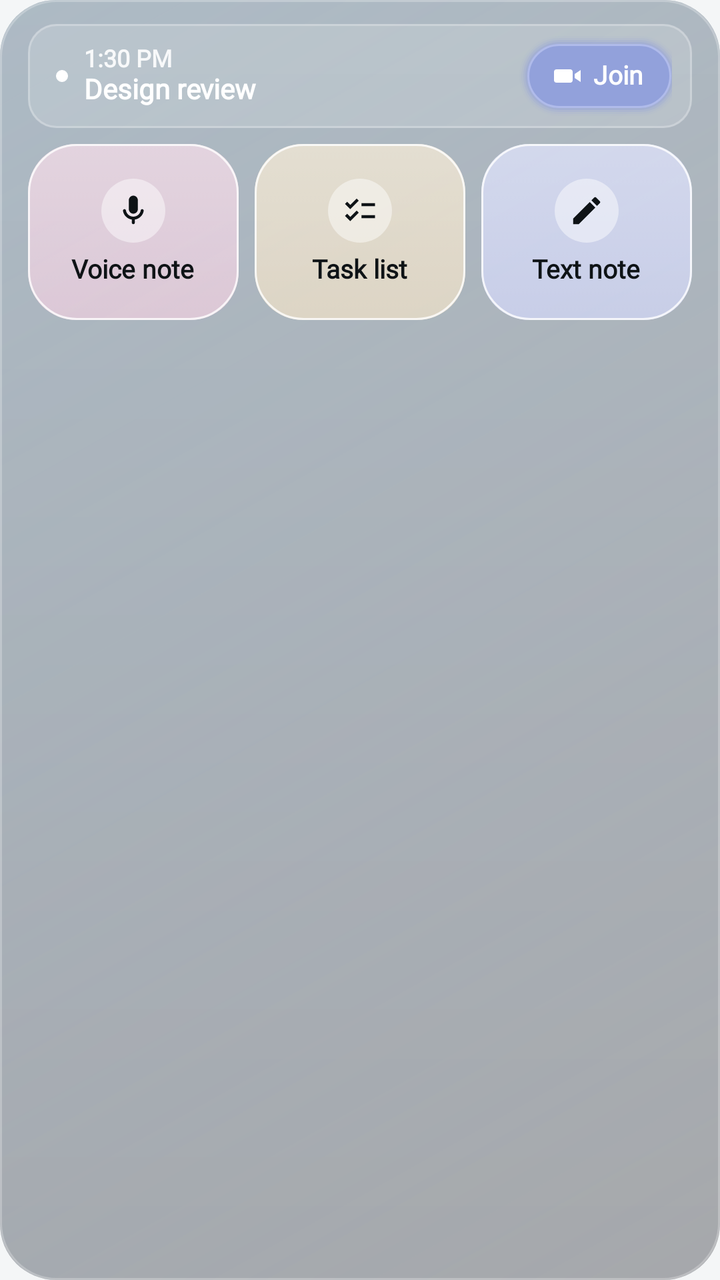
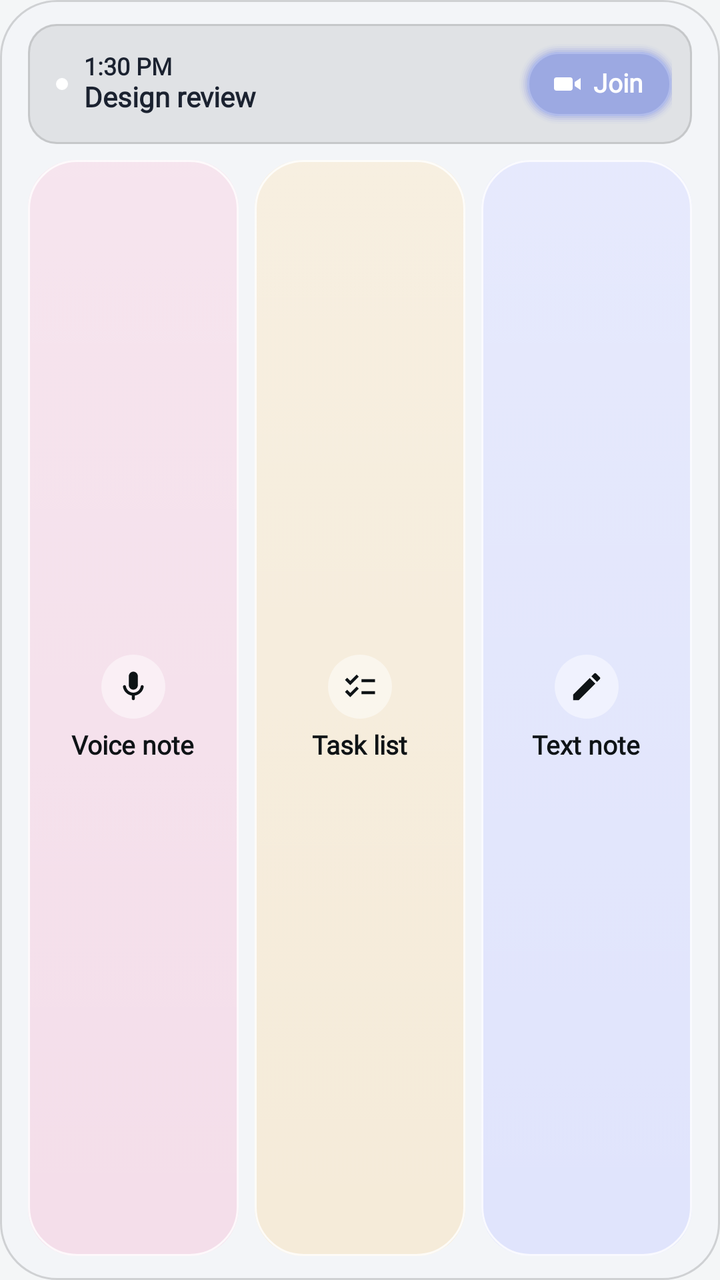

The first picture is an Android layout as it rendered before a commit; the second is the same layout after the commit. The layout source and the unified diff follow.
<!-- AndroidManifest.xml: application theme Theme.Plait -->
<!-- res/layout/widget_quick.xml -->
<?xml version="1.0" encoding="utf-8"?>
<LinearLayout xmlns:android="http://schemas.android.com/apk/res/android"
    android:id="@+id/widget_root"
    android:layout_width="match_parent" android:layout_height="match_parent"
    android:background="@drawable/widget_bg_midday"
    android:orientation="vertical"
    android:paddingStart="14dp" android:paddingEnd="14dp" android:paddingTop="12dp" android:paddingBottom="12dp">
    <LinearLayout android:id="@+id/widget_next"
        android:layout_width="match_parent" android:layout_height="52dp"
        android:background="@drawable/widget_capsule" android:gravity="center_vertical" android:orientation="horizontal"
        android:paddingStart="14dp" android:paddingEnd="10dp">
        <ImageView android:id="@+id/widget_dot" android:layout_width="6dp" android:layout_height="6dp" android:layout_marginEnd="8dp"
            android:src="@drawable/widget_dot" android:importantForAccessibility="no" />
        <LinearLayout android:layout_width="0dp" android:layout_height="wrap_content" android:layout_weight="1"
            android:gravity="center_vertical" android:orientation="vertical">
            <TextView android:id="@+id/widget_time" android:text="@string/wdg_preview_time"
                android:layout_width="match_parent" android:layout_height="wrap_content"
                android:textAlignment="viewStart" android:textColor="#E6FFFFFF" android:textSize="12sp" android:textFontWeight="600"
                android:includeFontPadding="false" android:maxLines="1" android:ellipsize="end" android:fontFamily="@font/widget_font" />
            <TextView android:id="@+id/widget_title" android:text="@string/wdg_preview_title"
                android:layout_width="match_parent" android:layout_height="wrap_content"
                android:textAlignment="viewStart" android:textColor="#FFFFFFFF" android:textSize="14sp" android:textStyle="bold"
                android:includeFontPadding="false" android:maxLines="1" android:ellipsize="end" android:fontFamily="@font/widget_font" />
        </LinearLayout>
    <LinearLayout android:id="@+id/widget_join"
        android:layout_width="wrap_content" android:layout_height="40dp" android:layout_marginStart="4dp" android:layout_marginEnd="-4dp"
        android:background="@drawable/widget_pill_other" android:gravity="center" android:orientation="horizontal"
        android:paddingStart="16dp" android:paddingEnd="18dp">
        <ImageView android:layout_width="16dp" android:layout_height="16dp" android:src="@drawable/ic_widget_video" android:importantForAccessibility="no" />
        <TextView android:id="@+id/widget_join_label" android:layout_width="wrap_content" android:layout_height="wrap_content" android:layout_marginStart="5dp"
            android:text="@string/common_join" android:textColor="#FFFFFFFF" android:textSize="13sp" android:textFontWeight="600"
            android:includeFontPadding="false" android:maxLines="1" android:fontFamily="@font/widget_font" />
    </LinearLayout>
    </LinearLayout>
    <LinearLayout android:layout_width="match_parent" android:layout_height="88dp" android:layout_marginTop="8dp" android:orientation="horizontal">
        <LinearLayout android:id="@+id/widget_tile_voice"
            android:layout_width="0dp" android:layout_height="match_parent" android:layout_weight="1"
            android:background="@drawable/widget_tile_voice" android:gravity="center" android:orientation="vertical">
            <ImageView android:layout_width="32dp" android:layout_height="32dp" android:background="@drawable/widget_icon_circle"
                android:padding="7dp" android:src="@drawable/ic_widget_mic" android:importantForAccessibility="no" />
            <TextView android:id="@+id/widget_tile_voice_label" android:layout_width="wrap_content" android:layout_height="wrap_content" android:layout_marginTop="6dp"
                android:text="@string/common_voice_note" android:textColor="#FF0E1316" android:textSize="13sp" android:textFontWeight="600"
                android:includeFontPadding="false" android:maxLines="1" android:fontFamily="@font/widget_font" />
        </LinearLayout>
        <LinearLayout android:id="@+id/widget_tile_list"
            android:layout_width="0dp" android:layout_height="match_parent" android:layout_weight="1" android:layout_marginStart="8dp"
            android:background="@drawable/widget_tile_list" android:gravity="center" android:orientation="vertical">
            <ImageView android:layout_width="32dp" android:layout_height="32dp" android:background="@drawable/widget_icon_circle"
                android:padding="7dp" android:src="@drawable/ic_widget_checklist" android:importantForAccessibility="no" />
            <TextView android:id="@+id/widget_tile_list_label" android:layout_width="wrap_content" android:layout_height="wrap_content" android:layout_marginTop="6dp"
                android:text="@string/widget_tile_task_list" android:textColor="#FF0E1316" android:textSize="13sp" android:textFontWeight="600"
                android:includeFontPadding="false" android:maxLines="1" android:fontFamily="@font/widget_font" />
        </LinearLayout>
        <LinearLayout android:id="@+id/widget_tile_text"
            android:layout_width="0dp" android:layout_height="match_parent" android:layout_weight="1" android:layout_marginStart="8dp"
            android:background="@drawable/widget_tile_text" android:gravity="center" android:orientation="vertical">
            <ImageView android:layout_width="32dp" android:layout_height="32dp" android:background="@drawable/widget_icon_circle"
                android:padding="7dp" android:src="@drawable/ic_widget_pencil" android:importantForAccessibility="no" />
            <TextView android:id="@+id/widget_tile_text_label" android:layout_width="wrap_content" android:layout_height="wrap_content" android:layout_marginTop="6dp"
                android:text="@string/widget_tile_text_note" android:textColor="#FF0E1316" android:textSize="13sp" android:textFontWeight="600"
                android:includeFontPadding="false" android:maxLines="1" android:fontFamily="@font/widget_font" />
        </LinearLayout>
    </LinearLayout>
</LinearLayout>
<!-- resources referenced by this layout -->
<resources>
  <!-- drawable ic_widget_checklist (drawable) -->
  <?xml version="1.0" encoding="utf-8"?>
  <vector xmlns:android="http://schemas.android.com/apk/res/android" android:width="24dp" android:height="24dp" android:viewportWidth="24" android:viewportHeight="24">
      <path android:fillColor="#FF0E1316" android:pathData="M22,7h-9v2h9V7zM22,15h-9v2h9V15zM5.54,11L2,7.46l1.41,-1.41 2.12,2.12 4.24,-4.24 1.41,1.41L5.54,11zM5.54,19L2,15.46l1.41,-1.41 2.12,2.12 4.24,-4.24 1.41,1.41L5.54,19z" />
  </vector>
  <!-- drawable ic_widget_pencil (drawable) -->
  <?xml version="1.0" encoding="utf-8"?>
  <vector xmlns:android="http://schemas.android.com/apk/res/android" android:width="24dp" android:height="24dp" android:viewportWidth="24" android:viewportHeight="24">
      <path android:fillColor="#FF0E1316" android:pathData="M3,17.25V21h3.75L17.81,9.94l-3.75,-3.75L3,17.25zM20.71,7.04c0.39,-0.39 0.39,-1.02 0,-1.41l-2.34,-2.34c-0.39,-0.39 -1.02,-0.39 -1.41,0l-1.83,1.83 3.75,3.75 1.83,-1.83z" />
  </vector>
  <!-- drawable widget_bg_midday (drawable) -->
  <?xml version="1.0" encoding="utf-8"?>
  <layer-list xmlns:android="http://schemas.android.com/apk/res/android">
      <item>
          <shape android:shape="rectangle">
              <solid android:color="#59141820" />
              <corners android:radius="28dp" />
          </shape>
      </item>
      <item>
          <shape android:shape="rectangle">
              <gradient android:angle="315" android:startColor="#389ED8FF" android:endColor="#009ED8FF" />
              <corners android:radius="28dp" />
          </shape>
      </item>
      <item>
          <shape android:shape="rectangle">
              <gradient android:angle="270" android:startColor="#1AFFFFFF" android:endColor="#00FFFFFF" />
              <corners android:radius="28dp" />
          </shape>
      </item>
      <item>
          <shape android:shape="rectangle">
              <stroke android:width="1dp" android:color="#40FFFFFF" />
              <corners android:radius="28dp" />
          </shape>
      </item>
  </layer-list>
  <!-- drawable widget_capsule (drawable) -->
  <?xml version="1.0" encoding="utf-8"?>
  <layer-list xmlns:android="http://schemas.android.com/apk/res/android">
      <item><shape android:shape="rectangle"><solid android:color="#26FFFFFF" /><corners android:radius="14dp" /></shape></item>
      <item><shape android:shape="rectangle"><stroke android:width="1dp" android:color="#40FFFFFF" /><corners android:radius="14dp" /></shape></item>
  </layer-list>
  <!-- drawable widget_dot (drawable) -->
  <?xml version="1.0" encoding="utf-8"?>
  <shape xmlns:android="http://schemas.android.com/apk/res/android" android:shape="oval">
      <solid android:color="#FFFFFFFF" />
      <size android:width="6dp" android:height="6dp" />
  </shape>
  <!-- drawable widget_icon_circle (drawable) -->
  <?xml version="1.0" encoding="utf-8"?>
  <shape xmlns:android="http://schemas.android.com/apk/res/android" android:shape="oval">
      <solid android:color="#73FFFFFF" />
  </shape>
  <string name="common_join">Join</string>
  <string name="common_voice_note">Voice note</string>
  <string name="wdg_preview_time">1:30 PM</string>
  <string name="wdg_preview_title">Design review</string>
  <string name="widget_tile_task_list">Task list</string>
  <string name="widget_tile_text_note">Text note</string>
  <style name="Theme.Plait" parent="android:Theme.Material.NoActionBar">
          <item name="android:windowBackground">#F4F6F7</item>
          <item name="android:statusBarColor">@android:color/transparent</item>
          <item name="android:navigationBarColor">@android:color/transparent</item>
          <item name="android:windowSplashScreenBackground">#1D2260</item>
          <item name="android:windowSplashScreenAnimatedIcon">@drawable/ic_launcher_foreground</item>
      </style>
  <!-- unchanged entries left out for length: 7 -->
</resources>

<!-- the commit's change to res/layout/widget_quick.xml (unified diff, before → after) -->
@@ -2,11 +2,11 @@
 <LinearLayout xmlns:android="http://schemas.android.com/apk/res/android"
     android:id="@+id/widget_root"
     android:layout_width="match_parent" android:layout_height="match_parent"
-    android:background="@drawable/widget_bg_midday"
+    android:background="@drawable/widget_bg_soft"
     android:orientation="vertical"
     android:paddingStart="14dp" android:paddingEnd="14dp" android:paddingTop="12dp" android:paddingBottom="12dp">
     <LinearLayout android:id="@+id/widget_next"
-        android:layout_width="match_parent" android:layout_height="52dp"
+        android:layout_width="match_parent" android:layout_height="60dp"
         android:background="@drawable/widget_capsule" android:gravity="center_vertical" android:orientation="horizontal"
         android:paddingStart="14dp" android:paddingEnd="10dp">
         <ImageView android:id="@+id/widget_dot" android:layout_width="6dp" android:layout_height="6dp" android:layout_marginEnd="8dp"
@@ -15,11 +15,11 @@
             android:gravity="center_vertical" android:orientation="vertical">
             <TextView android:id="@+id/widget_time" android:text="@string/wdg_preview_time"
                 android:layout_width="match_parent" android:layout_height="wrap_content"
-                android:textAlignment="viewStart" android:textColor="#E6FFFFFF" android:textSize="12sp" android:textFontWeight="600"
+                android:textAlignment="viewStart" android:textColor="@color/widget_ink" android:textSize="12sp" android:textFontWeight="600"
                 android:includeFontPadding="false" android:maxLines="1" android:ellipsize="end" android:fontFamily="@font/widget_font" />
             <TextView android:id="@+id/widget_title" android:text="@string/wdg_preview_title"
                 android:layout_width="match_parent" android:layout_height="wrap_content"
-                android:textAlignment="viewStart" android:textColor="#FFFFFFFF" android:textSize="14sp" android:textStyle="bold"
+                android:textAlignment="viewStart" android:textColor="@color/widget_ink" android:textSize="14sp" android:textStyle="bold"
                 android:includeFontPadding="false" android:maxLines="1" android:ellipsize="end" android:fontFamily="@font/widget_font" />
         </LinearLayout>
     <LinearLayout android:id="@+id/widget_join"
@@ -32,7 +32,7 @@
             android:includeFontPadding="false" android:maxLines="1" android:fontFamily="@font/widget_font" />
     </LinearLayout>
     </LinearLayout>
-    <LinearLayout android:layout_width="match_parent" android:layout_height="88dp" android:layout_marginTop="8dp" android:orientation="horizontal">
+    <LinearLayout android:layout_width="match_parent" android:layout_height="0dp" android:layout_weight="1" android:layout_marginTop="8dp" android:orientation="horizontal">
         <LinearLayout android:id="@+id/widget_tile_voice"
             android:layout_width="0dp" android:layout_height="match_parent" android:layout_weight="1"
             android:background="@drawable/widget_tile_voice" android:gravity="center" android:orientation="vertical">
<!-- resource entries referenced after the edit -->
@@ -1,5 +1,6 @@
 <!-- resources referenced by this layout -->
 <resources>
+  <color name="widget_ink">#FF1B2230</color>
   <!-- drawable ic_widget_checklist (drawable) -->
   <?xml version="1.0" encoding="utf-8"?>
   <vector xmlns:android="http://schemas.android.com/apk/res/android" android:width="24dp" android:height="24dp" android:viewportWidth="24" android:viewportHeight="24">
@@ -10,39 +11,17 @@
   <vector xmlns:android="http://schemas.android.com/apk/res/android" android:width="24dp" android:height="24dp" android:viewportWidth="24" android:viewportHeight="24">
       <path android:fillColor="#FF0E1316" android:pathData="M3,17.25V21h3.75L17.81,9.94l-3.75,-3.75L3,17.25zM20.71,7.04c0.39,-0.39 0.39,-1.02 0,-1.41l-2.34,-2.34c-0.39,-0.39 -1.02,-0.39 -1.41,0l-1.83,1.83 3.75,3.75 1.83,-1.83z" />
   </vector>
-  <!-- drawable widget_bg_midday (drawable) -->
+  <!-- drawable widget_bg_soft (drawable) -->
   <?xml version="1.0" encoding="utf-8"?>
   <layer-list xmlns:android="http://schemas.android.com/apk/res/android">
-      <item>
-          <shape android:shape="rectangle">
-              <solid android:color="#59141820" />
-              <corners android:radius="28dp" />
-          </shape>
-      </item>
-      <item>
-          <shape android:shape="rectangle">
-              <gradient android:angle="315" android:startColor="#389ED8FF" android:endColor="#009ED8FF" />
-              <corners android:radius="28dp" />
-          </shape>
-      </item>
-      <item>
-          <shape android:shape="rectangle">
-              <gradient android:angle="270" android:startColor="#1AFFFFFF" android:endColor="#00FFFFFF" />
-              <corners android:radius="28dp" />
-          </shape>
-      </item>
-      <item>
-          <shape android:shape="rectangle">
-              <stroke android:width="1dp" android:color="#40FFFFFF" />
-              <corners android:radius="28dp" />
-          </shape>
-      </item>
+      <item><shape android:shape="rectangle"><solid android:color="#B3F4F6FA" /><corners android:radius="28dp" /></shape></item>
+      <item><shape android:shape="rectangle"><stroke android:width="1dp" android:color="#26000000" /><corners android:radius="28dp" /></shape></item>
   </layer-list>
   <!-- drawable widget_capsule (drawable) -->
   <?xml version="1.0" encoding="utf-8"?>
   <layer-list xmlns:android="http://schemas.android.com/apk/res/android">
-      <item><shape android:shape="rectangle"><solid android:color="#26FFFFFF" /><corners android:radius="14dp" /></shape></item>
-      <item><shape android:shape="rectangle"><stroke android:width="1dp" android:color="#40FFFFFF" /><corners android:radius="14dp" /></shape></item>
+      <item><shape android:shape="rectangle"><solid android:color="#14000000" /><corners android:radius="14dp" /></shape></item>
+      <item><shape android:shape="rectangle"><stroke android:width="1dp" android:color="#1F000000" /><corners android:radius="14dp" /></shape></item>
   </layer-list>
   <!-- drawable widget_dot (drawable) -->
   <?xml version="1.0" encoding="utf-8"?>
